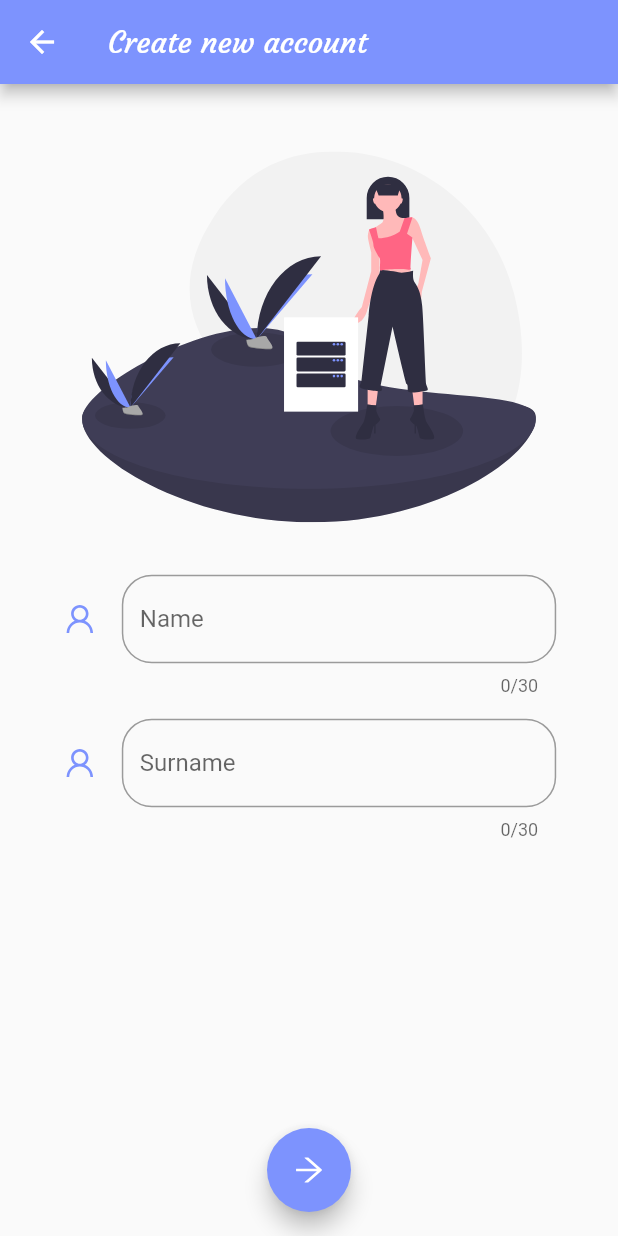
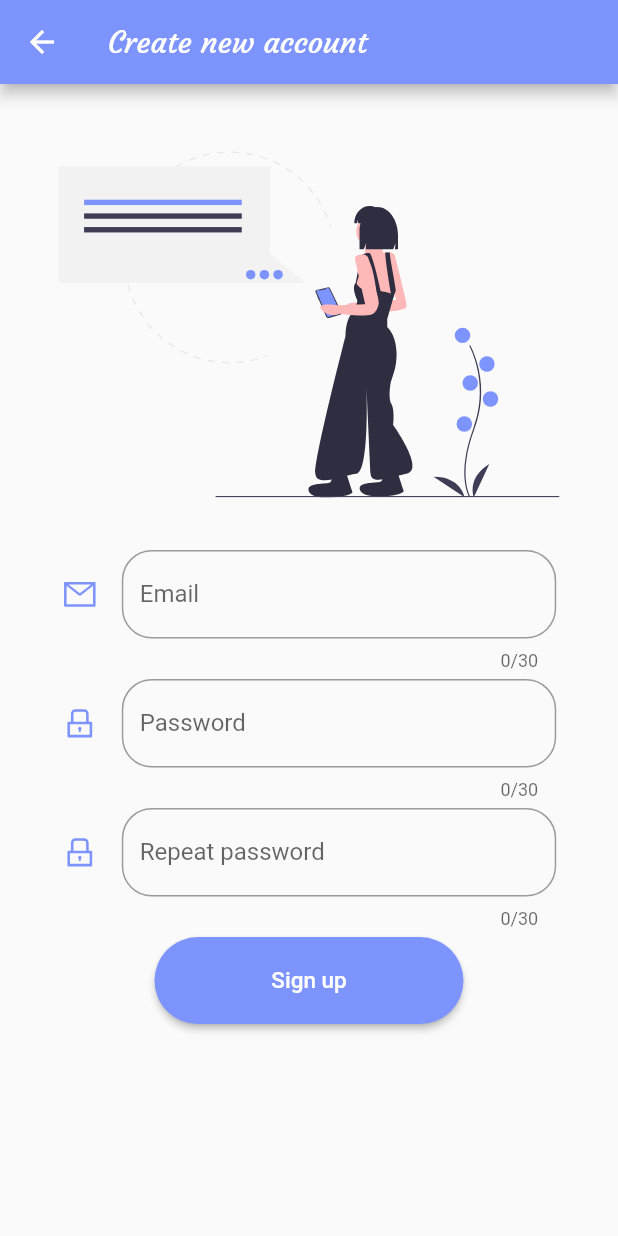
Before and after one commit to ArkadiiShatkovskyi/Flutter, a Flutter app: the screen it shows after launch, after a tap on "Create an account", on a phone screen of 412 x 824 dp. Run offline on Flutter 3.47's test engine with Material 2 defaults, Android fonts, the phone set to English and light mode, and no system bars; our stand-ins replace ant_icons, cloud_firestore, firebase_auth, flare_flutter, flutter_svg, gradient_app_bar and 1 more; accounts and stored records are empty; network calls fail.

Commit message:
Clean up registration page for release

```diff
--- a/job_app/lib/widgets/authorizationPage/Authorization.dart
+++ b/job_app/lib/widgets/authorizationPage/Authorization.dart
@@ -20,7 +20,6 @@ class Authorization {
     } catch (e) {
       this._isLoading = false;
       print(e.toString());
-//      print("wrong pass");
     }
     this._isLoading = false;
     return user != null;
--- a/job_app/lib/widgets/authorizationPage/RegistrationPage.dart
+++ b/job_app/lib/widgets/authorizationPage/RegistrationPage.dart
@@ -1,4 +1,3 @@
-import 'package:cloud_firestore/cloud_firestore.dart';
 import 'package:flutter/cupertino.dart';
 import 'package:flutter/material.dart';
 
@@ -6,6 +5,7 @@ import 'package:ant_icons/ant_icons.dart';
 import 'package:firebase_auth/firebase_auth.dart';
 
 import 'package:job_app/widgets/AppTheme.dart';
+import 'package:job_app/widgets/mainPage/MainPage.dart';
 import './RegistrationStep.dart';
 
 class RegistrationPage extends StatefulWidget {
@@ -17,25 +17,12 @@ class _RegistrationPageState extends State<RegistrationPage> {
   final _emailTextController = TextEditingController();
   final _passwordTextController = TextEditingController();
   final _passwordRepeatTextController = TextEditingController();
-  final _nameTextController = TextEditingController();
-  final _surNameTextController = TextEditingController();
-  final _pageViewController = PageController();
-  var _registrationSteps;
+  Widget _registrationStep;
 
   @override
   void initState() {
     super.initState();
-    _registrationSteps = <Widget>[
-      RegistrationStep(
-        image: "assets/images/undraw_personal_data_29co.svg",
-        textController1: _nameTextController,
-        icon1: AntIcons.user,
-        labelText1: 'Name',
-        textController2: _surNameTextController,
-        icon2: AntIcons.user,
-        labelText2: 'Surname',
-      ),
-      RegistrationStep(
+    _registrationStep = RegistrationStep(
       image: "assets/images/undraw_messaging_app_ch6t.svg",
       textController1: _emailTextController,
       icon1: AntIcons.mail_outline,
@@ -44,8 +31,8 @@ class _RegistrationPageState extends State<RegistrationPage> {
       textController3: _passwordRepeatTextController,
       icon2: AntIcons.lock_outline,
       labelText2: 'Password',
-      )
-    ];
+      btnFunction: validateData,
+    );
   }
 
   Widget build(BuildContext context) {
@@ -55,63 +42,48 @@ class _RegistrationPageState extends State<RegistrationPage> {
       home: WillPopScope(
         onWillPop: () async => false,
         child: Scaffold(
-          floatingActionButton: FloatingActionButton(
-            child: Icon(
-              AntIcons.arrow_right,
-              color: Colors.white,
-            ),
-            onPressed: nextPage,
-          ),
-          floatingActionButtonLocation:
-              FloatingActionButtonLocation.centerFloat,
           appBar: AppBar(
             leading: IconButton(
               icon: Icon(
                 Icons.arrow_back,
                 color: Colors.white,
               ),
-              onPressed: _back,
+              onPressed: () => Navigator.pop(context, false),
             ),
             title: Text("Create new account"),
           ),
-          body: createPageView(),
+          body: _registrationStep,
         ),
       ),
     );
   }
 
-  Widget createPageView() {
-    return PageView(
-      controller: _pageViewController,
-      physics: NeverScrollableScrollPhysics(),
-      children: _registrationSteps,
-    );
-  }
-
-  void nextPage() async {
-    if (_pageViewController.page == 1.0) {
+  void validateData(context) async {
     if (_passwordTextController.text != _passwordRepeatTextController.text)
       return;
+    try {
       FirebaseUser user = (await FirebaseAuth.instance
               .createUserWithEmailAndPassword(
                   email: _emailTextController.text,
-              password: _passwordTextController.text)).user;
-      await Firestore.instance.collection('personalData').add({
-        'name': _nameTextController.text,
-        'surname': _surNameTextController.text,
-        'user': user.uid,
-      });
-    } else {
-      _pageViewController.nextPage(
-          duration: Duration(milliseconds: 500), curve: Curves.ease);
+                  password: _passwordTextController.text))
+          .user;
+      if (user != null) {
+        Scaffold.of(context).showSnackBar(SnackBar(
+          duration: Duration(seconds: 2),
+          content:
+          Text("Nice to meet you. By Arek :)"),
+          backgroundColor: Theme.of(context).primaryColor,
+        ));
+        Navigator.of(context)
+            .push(MaterialPageRoute(builder: (context) => MainPage()));
+      }
+    } catch (e) {
+      Scaffold.of(context).showSnackBar(SnackBar(
+        duration: Duration(seconds: 2),
+        content:
+            Text("Wrong email format. Password must be at least 6 characters"),
+        backgroundColor: Theme.of(context).primaryColor,
+      ));
     }
   }
-
-  void _back() {
-    if (_pageViewController.page == 1.0)
-      _pageViewController.previousPage(
-          duration: Duration(milliseconds: 500), curve: Curves.ease);
-    else
-      Navigator.pop(context, false);
 }
-}
--- a/job_app/lib/widgets/authorizationPage/RegistrationStep.dart
+++ b/job_app/lib/widgets/authorizationPage/RegistrationStep.dart
@@ -13,17 +13,19 @@ class RegistrationStep extends StatelessWidget {
   final icon2;
   final labelText1;
   final labelText2;
+  final btnFunction;
 
-  // ignore: avoid_init_to_null
-  RegistrationStep(
-      {this.image,
+  RegistrationStep({
+    this.image,
     this.textController1,
     this.textController2,
     this.icon1,
     this.icon2,
     this.labelText1,
     this.labelText2,
-      this.textController3 = null});
+    this.textController3,
+    this.btnFunction,
+  });
 
   @override
   Widget build(BuildContext context) {
@@ -38,29 +40,23 @@ class RegistrationStep extends StatelessWidget {
             ),
             Container(
               width: media.size.width * .5,
-              height: media.size.height * .3,
+              height: media.size.height * .28,
               margin: const EdgeInsets.only(bottom: 20),
               child: SvgPicture.asset(image),
             ),
             SizedBox(
               height: 15,
             ),
-            _passwordRepeat(media, context),
+            emailPasswordStep(media, context),
           ],
         ),
       ),
     );
   }
 
-  Widget _passwordRepeat(media, context) {
-    return textController3 == null
-        ? nameSurnameStep(media)
-        : emailPasswordStep(media, context);
-  }
-
-  Widget nameSurnameStep(media){
+  Widget emailPasswordStep(media, context) {
     return Container(
-        height: media.size.height * .4,
+      height: media.size.height * .48,
       child: ListView(
         physics: NeverScrollableScrollPhysics(),
         children: <Widget>[
@@ -69,28 +65,7 @@ class RegistrationStep extends StatelessWidget {
               icon: icon1,
               textController: textController1,
               labelText: labelText1),
-            SizedBox(height: 15),
-            FieldWidget(
-                width: media.size.width,
-                icon: icon2,
-                textController: textController2,
-                labelText: labelText2)
-          ],
-        ),);
-  }
-
-  Widget emailPasswordStep(media, context){
-    return Container(
-      height: media.size.height * .4,
-      child: ListView(
-        physics: NeverScrollableScrollPhysics(),
-        children: <Widget>[
-          FieldWidget(
-              width: media.size.width,
-              icon: icon1,
-              textController: textController1,
-              labelText: labelText1),
-          SizedBox(height: 10),
+          SizedBox(height: 5),
           Container(
             margin: EdgeInsets.only(
                 left: media.size.width * .1, right: media.size.width * .1),
@@ -103,13 +78,13 @@ class RegistrationStep extends StatelessWidget {
                   icon2,
                   color: Theme.of(context).primaryColor,
                 ),
-                border: OutlineInputBorder(
-                    borderRadius: BorderRadius.circular(20)),
+                border:
+                    OutlineInputBorder(borderRadius: BorderRadius.circular(20)),
                 labelText: labelText2,
               ),
             ),
           ),
-          SizedBox(height: 10),
+          SizedBox(height: 5),
           Container(
             margin: EdgeInsets.only(
                 left: media.size.width * .1, right: media.size.width * .1),
@@ -122,9 +97,25 @@ class RegistrationStep extends StatelessWidget {
                   icon2,
                   color: Theme.of(context).primaryColor,
                 ),
-                border: OutlineInputBorder(
-                    borderRadius: BorderRadius.circular(20)),
+                border:
+                    OutlineInputBorder(borderRadius: BorderRadius.circular(20)),
                 labelText: "Repeat password",
+              ),
+            ),
+          ),
+          SizedBox(height: 5),
+          Container(
+            margin: EdgeInsets.only(
+                left: media.size.width * .25, right: media.size.width * .25),
+            child: RaisedButton(
+              textColor: Colors.white,
+              padding: const EdgeInsets.all(20.0),
+              shape: RoundedRectangleBorder(
+                  borderRadius: BorderRadius.circular(30.0)),
+              onPressed: () => btnFunction(context),
+              child: Text(
+                "Sign up",
+                style: TextStyle(fontSize: 15),
               ),
             ),
           ),
```
Lines whose indentation alone changed are shown as unchanged.
